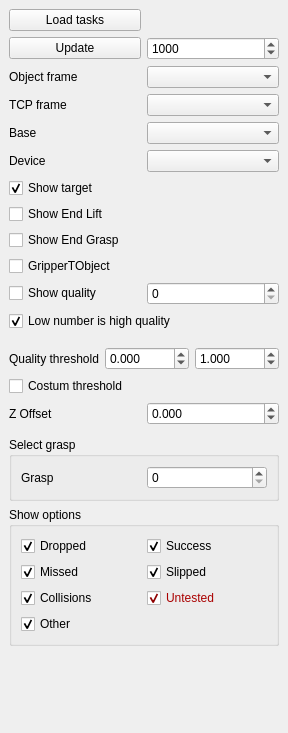
onier/RobWork, file RobWorkStudio/src/rwslibs/gtask/GTaskVisPlugin.ui: the form before one commit.
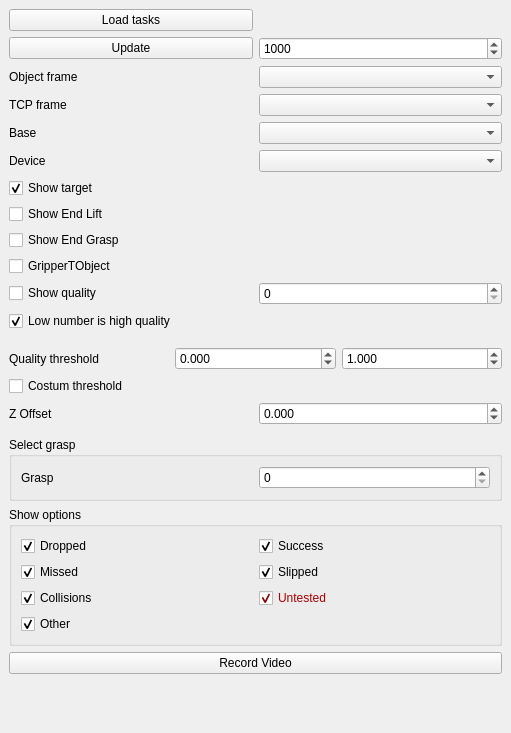
The form after the commit.

The edit to the form file:
```diff
--- a/RobWorkStudio/src/rwslibs/gtask/GTaskVisPlugin.ui
+++ b/RobWorkStudio/src/rwslibs/gtask/GTaskVisPlugin.ui
@@ -6,7 +6,7 @@
    <rect>
     <x>0</x>
     <y>0</y>
-    <width>288</width>
+    <width>511</width>
     <height>733</height>
    </rect>
   </property>
@@ -449,7 +449,7 @@
         </layout>
        </widget>
       </item>
-      <item row="4" column="0">
+      <item row="5" column="0">
        <spacer name="verticalSpacer">
         <property name="orientation">
          <enum>Qt::Vertical</enum>
@@ -462,6 +462,13 @@
         </property>
        </spacer>
       </item>
+      <item row="4" column="0">
+       <widget class="QPushButton" name="btnRecordVideo">
+        <property name="text">
+         <string>Record Video</string>
+        </property>
+       </widget>
+      </item>
      </layout>
     </item>
    </layout>
```
